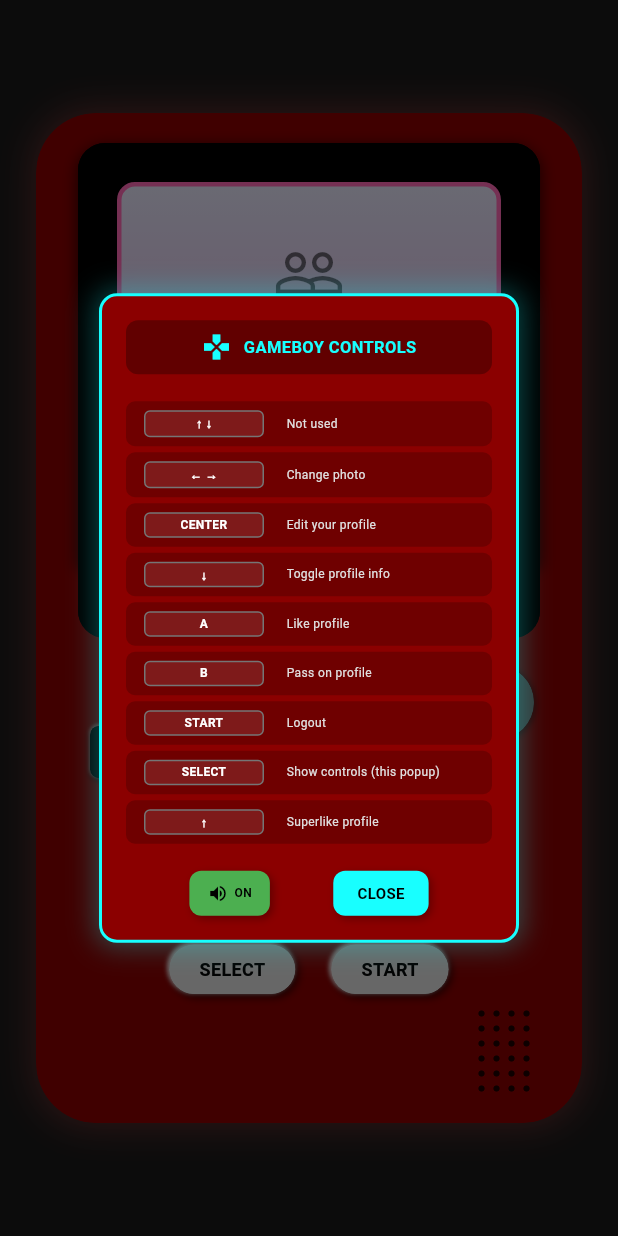
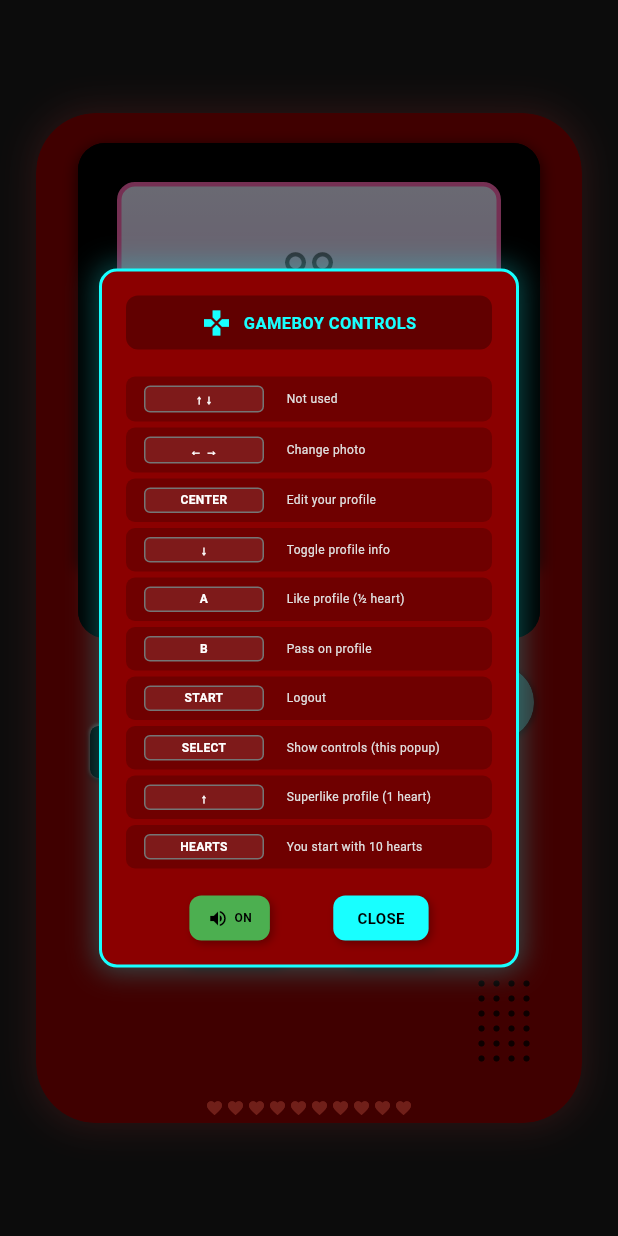
Before and after one commit to rudradogra/Gameboy_app, a Flutter app: the HomePage screen opened directly, after a tap on "SELECT", on a phone screen of 412 x 824 dp. Run offline on Flutter 3.47's test engine with Material 3 defaults, Android fonts, the phone set to English and light mode, and no system bars; our stand-ins replace audioplayers, image_picker, shared_preferences; accounts and stored records are empty; network calls fail; Roboto replaces fonts that are missing (PublicPixel); project files that could hold a hidden picture were left out.

Commit message:
added lives

```diff
--- a/lib/screens/homepage.dart
+++ b/lib/screens/homepage.dart
@@ -27,8 +27,8 @@
   bool showProfileInfo = false;
   bool isLoading = true;
   bool isPerformingAction = false;
-  int likesCount = 0; // Track total likes
-  bool isOutOfLikes = false; // Track if user has used all likes
+  double heartsRemaining = 10.0; // Start with 10 full hearts
+  bool isOutOfHearts = false; // Track if user has used all hearts
 
   List<Map<String, dynamic>> profiles = [];
 
@@ -170,16 +170,29 @@
     if (direction == 'center') {
       _editProfile();
     } else if (direction == 'up') {
+      // Only allow superlike if we have enough hearts
+      if (!isOutOfHearts && heartsRemaining >= 1.0) {
         _handleSuperlike();
+      } else {
+        // Show insufficient hearts message
+        _showInsufficientHeartsMessage('superlike', 1.0);
+      }
     }
   }
 
   void _handleSuperlike() async {
-    if (isPerformingAction || profiles.isEmpty || isOutOfLikes) return;
+    if (isPerformingAction ||
+        profiles.isEmpty ||
+        isOutOfHearts ||
+        heartsRemaining < 1.0)
+      return;
 
     setState(() {
       isPerformingAction = true;
-      likesCount += 2; // Count superlike as 2 likes
+      heartsRemaining -= 1.0; // Superlike costs 1 full heart
+      if (heartsRemaining <= 0) {
+        isOutOfHearts = true;
+      }
     });
 
     try {
@@ -231,55 +244,39 @@
       });
       _nextProfile();
 
-      // Check if 10 likes have been used
-      if (likesCount >= 10) {
+      // Check if hearts are depleted
+      if (heartsRemaining <= 0) {
         setState(() {
-          isOutOfLikes = true;
+          isOutOfHearts = true;
         });
 
-        // Show out of likes popup with options
+        // Show out of hearts popup
         GameboyActionPopup.show(
           context,
-          'Out of Likes',
-          message: 'You\'ve used all your likes!\nWhat would you like to do?',
+          'Out of Hearts',
+          message:
+              'You\'ve used all your hearts!\nContinue exploring or edit your profile.',
           backgroundColor: Colors.red,
           icon: Icons.favorite_border,
-          duration: Duration(seconds: 2),
-          onDismiss: () {
-            // Show options popup
-            GameboyActionPopup.show(
-              context,
-              'Options',
-              message: '',
-              backgroundColor: const Color.fromARGB(255, 64, 64, 64),
-              icon: Icons.person,
-              onDismiss: () {
-                GameboyPillButton(
-                  label: 'Log Out',
-                  onPressed: () {
-                    _logout();
-                  },
-                );
-                GameboyPillButton(
-                  label: 'Edit Profile',
-                  onPressed: () {
-                    _editProfile();
-                  },
-                );
-              },
-            );
-          },
+          duration: Duration(seconds: 3),
         );
       }
     }
   }
 
   void _handleLike() async {
-    if (isPerformingAction || profiles.isEmpty || isOutOfLikes) return;
+    if (isPerformingAction ||
+        profiles.isEmpty ||
+        isOutOfHearts ||
+        heartsRemaining < 0.5)
+      return;
 
     setState(() {
       isPerformingAction = true;
-      likesCount++; // Increment likes count
+      heartsRemaining -= 0.5; // Like costs half a heart
+      if (heartsRemaining <= 0) {
+        isOutOfHearts = true;
+      }
     });
 
     try {
@@ -331,44 +328,21 @@
       });
       _nextProfile();
 
-      // Check if 10 likes have been used
-      if (likesCount >= 10) {
+      // Check if hearts are depleted
+      if (heartsRemaining <= 0) {
         setState(() {
-          isOutOfLikes = true;
+          isOutOfHearts = true;
         });
 
-        // Show out of likes popup with options
+        // Show out of hearts popup
         GameboyActionPopup.show(
           context,
-          'Out of Likes',
-          message: 'You\'ve used all your likes!\nWhat would you like to do?',
+          'Out of Hearts',
+          message:
+              'You\'ve used all your hearts!\nContinue exploring or edit your profile.',
           backgroundColor: Colors.red,
           icon: Icons.favorite_border,
-          duration: Duration(seconds: 2),
-          onDismiss: () {
-            // Show options popup
-            GameboyActionPopup.show(
-              context,
-              'Options',
-              message: '',
-              backgroundColor: const Color.fromARGB(255, 78, 78, 78),
-              icon: Icons.person,
-              onDismiss: () {
-                GameboyPillButton(
-                  label: 'Log Out',
-                  onPressed: () {
-                    _logout();
-                  },
-                );
-                GameboyPillButton(
-                  label: 'Edit Profile',
-                  onPressed: () {
-                    _editProfile();
-                  },
-                );
-              },
-            );
-          },
+          duration: Duration(seconds: 3),
         );
       }
     }
@@ -656,6 +630,62 @@
     }
   }
 
+  void _showInsufficientHeartsMessage(String action, double required) {
+    GameboyActionPopup.show(
+      context,
+      'Not Enough Hearts',
+      message:
+          'Need ${required == 1.0 ? '1 full heart' : '½ heart'} to $action!',
+      backgroundColor: Colors.orange,
+      icon: Icons.favorite_border,
+      duration: Duration(milliseconds: 800),
+    );
+  }
+
+  Widget _buildHeartDisplay() {
+    return Container(
+      padding: EdgeInsets.symmetric(horizontal: 8, vertical: 4),
+      child: Row(
+        mainAxisAlignment: MainAxisAlignment.center,
+        children: List.generate(10, (index) {
+          double heartValue = heartsRemaining - index;
+
+          Widget heart;
+          if (heartValue >= 1.0) {
+            // Full heart
+            heart = Icon(Icons.favorite, color: Colors.red, size: 12);
+          } else if (heartValue >= 0.5) {
+            // Half heart
+            heart = Stack(
+              children: [
+                Icon(Icons.favorite_border, color: Colors.red, size: 12),
+                ClipRect(
+                  child: Align(
+                    alignment: Alignment.centerLeft,
+                    widthFactor: 0.5,
+                    child: Icon(Icons.favorite, color: Colors.red, size: 12),
+                  ),
+                ),
+              ],
+            );
+          } else {
+            // Empty heart
+            heart = Icon(
+              Icons.favorite_border,
+              color: Colors.red.withOpacity(0.3),
+              size: 12,
+            );
+          }
+
+          return Padding(
+            padding: EdgeInsets.symmetric(horizontal: 1),
+            child: heart,
+          );
+        }),
+      ),
+    );
+  }
+
   @override
   Widget build(BuildContext context) {
     print('🏠 HomePage build method called');
@@ -751,7 +781,17 @@
                                                 profiles.isEmpty ||
                                                 isPerformingAction
                                             ? null
-                                            : _handleLike,
+                                            : () {
+                                                if (isOutOfHearts ||
+                                                    heartsRemaining < 0.5) {
+                                                  _showInsufficientHeartsMessage(
+                                                    'like',
+                                                    0.5,
+                                                  );
+                                                } else {
+                                                  _handleLike();
+                                                }
+                                              },
                                       ),
                                     ),
                                   ],
@@ -776,11 +816,12 @@
                                   '← →': 'Change photo',
                                   'CENTER': 'Edit your profile',
                                   '↓': 'Toggle profile info',
-                                  'A': 'Like profile',
+                                  'A': 'Like profile (½ heart)',
                                   'B': 'Pass on profile',
                                   'START': 'Logout',
                                   'SELECT': 'Show controls (this popup)',
-                                  '↑': 'Superlike profile',
+                                  '↑': 'Superlike profile (1 heart)',
+                                  'HEARTS': 'You start with 10 hearts',
                                 });
                               },
                             ),
@@ -803,6 +844,8 @@
                           child: GameboySpeakerDots(),
                         ),
                       ),
+                      // Heart display
+                      _buildHeartDisplay(),
                     ],
                   ),
                 ],
@@ -886,7 +929,33 @@
     }
 
     final currentProfile = profiles[currentProfileIndex];
-    return GameboyProfileCard(
+    return Column(
+      children: [
+        // Heart display at the top
+        _buildHeartDisplay(),
+        // Show out of hearts message if no hearts remaining, but still show profile
+        if (isOutOfHearts)
+          Container(
+            padding: EdgeInsets.symmetric(horizontal: 8, vertical: 4),
+            margin: EdgeInsets.symmetric(horizontal: 8, vertical: 4),
+            decoration: BoxDecoration(
+              color: Colors.red.withOpacity(0.1),
+              borderRadius: BorderRadius.circular(4),
+              border: Border.all(color: Colors.red.withOpacity(0.3)),
+            ),
+            child: Text(
+              'Out of hearts - Browse only',
+              textAlign: TextAlign.center,
+              style: TextStyle(
+                color: Colors.red,
+                fontSize: 8,
+                fontFamily: 'PublicPixel',
+              ),
+            ),
+          ),
+        // Profile card takes remaining space
+        Expanded(
+          child: GameboyProfileCard(
             key: ValueKey(
               'profile_${currentProfile['id']}_${currentImageIndex}_$showProfileInfo',
             ),
@@ -896,6 +965,9 @@
             info: List<String>.from(currentProfile['info']),
             currentImageIndex: currentImageIndex,
             showInfo: showProfileInfo,
+          ),
+        ),
+      ],
     );
   }
 }
```
Also changed, not shown: lib/widgets/gameboy_profile_card.dart (+0 -15 lines). Lines whose indentation alone changed are shown as unchanged.
